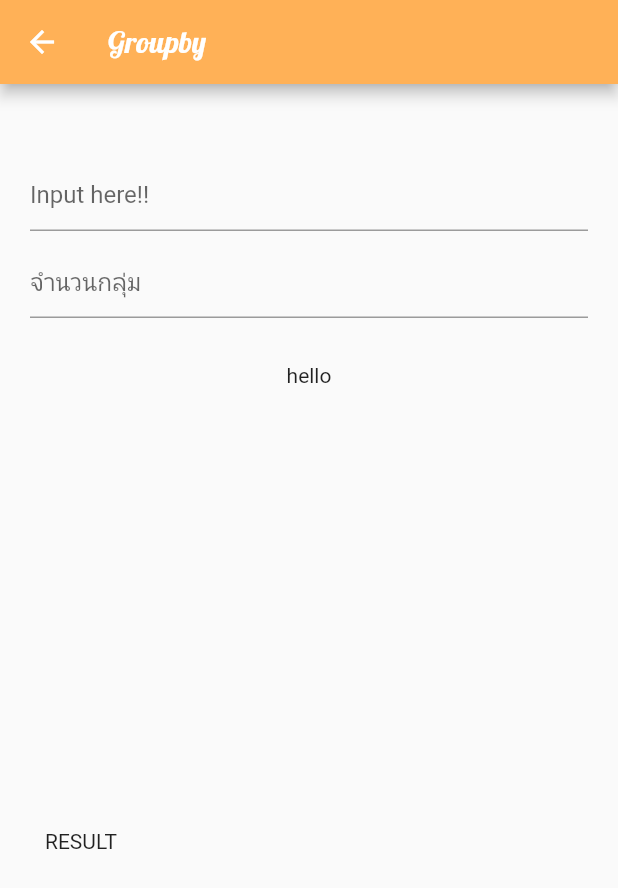
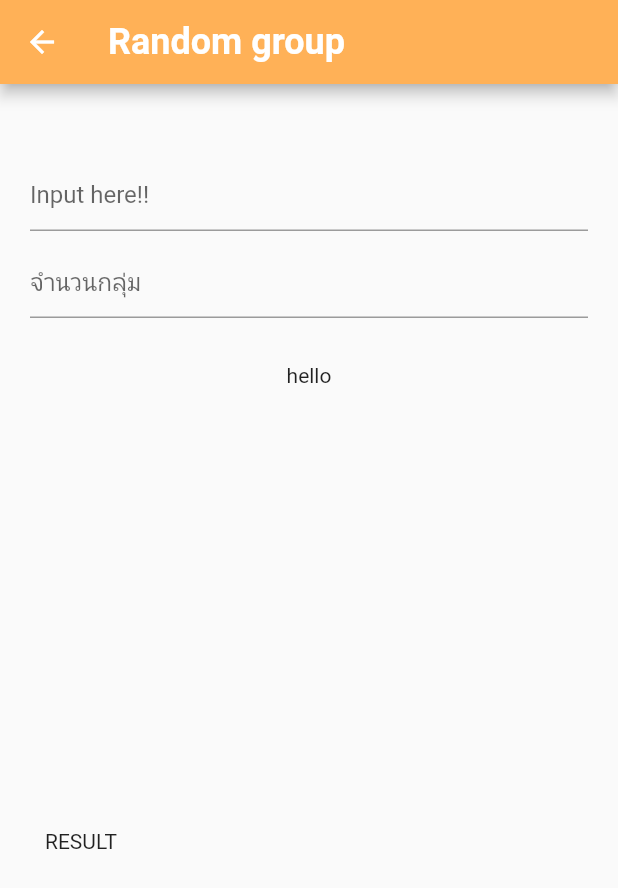
Before and after one commit to HaragoSeries-png/The_vote, a Flutter app: the Groupb screen opened by its route, on a phone screen of 412 x 824 dp. Shown: the top 888 px of the screen. Run offline on Flutter 3.47's test engine with Material 2 defaults, Android fonts, the phone set to English and light mode, and no system bars; our stand-ins replace flutter_fortune_wheel, flutter_spinbox, modal_bottom_sheet, sqflite; missing offline and left inert: imagebutton, random_color; accounts and stored records are empty; Roboto replaces fonts that are missing (Heebo).

Commit message:
font fix

```diff
--- a/lib/Groupb.dart
+++ b/lib/Groupb.dart
@@ -75,8 +75,8 @@ class _GroupbState extends State<Groupb> {
     return Scaffold(
         appBar: AppBar(
           title: Text(
-            'Groupby',
-            style: TextStyle(fontFamily: 'Lobster'),
+            'Random group',
+            style: TextStyle(fontSize: 24,fontWeight: FontWeight.w600),
           ),
           backgroundColor: Color(0xffFFB157),
         ),
--- a/lib/thevote.dart
+++ b/lib/thevote.dart
@@ -26,7 +26,7 @@ class _ThevotePageState extends State<ThevotePage> {
         appBar: AppBar(
           title: Text(
             'The Vote',
-            style: TextStyle(fontFamily: 'Lobster'),
+            style: TextStyle(fontSize: 24,fontWeight: FontWeight.w600),
           ),
           backgroundColor: Color(0xffD76EF5),
         ),
```
Also changed, not shown: lib/RandomSingle.dart (+34 -35 lines), lib/store.dart (+4 -4 lines).
